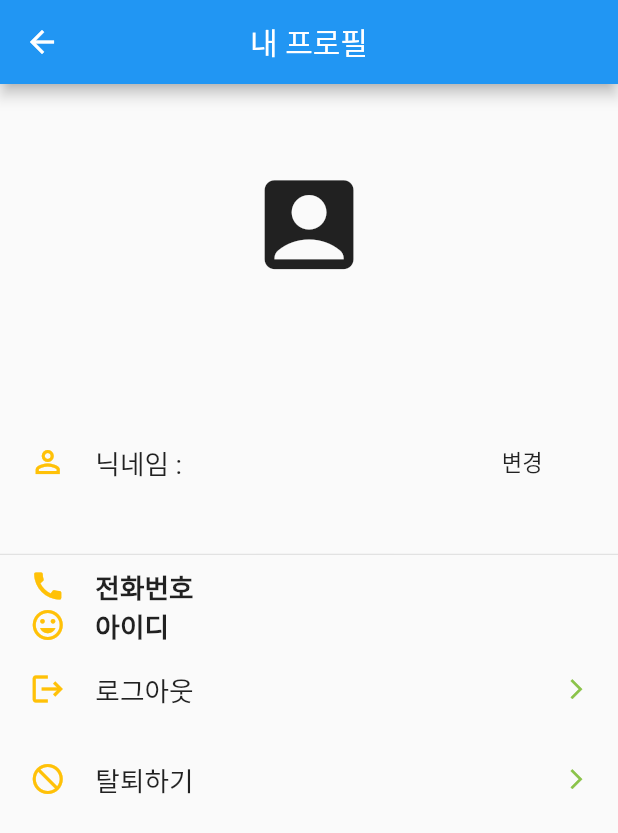
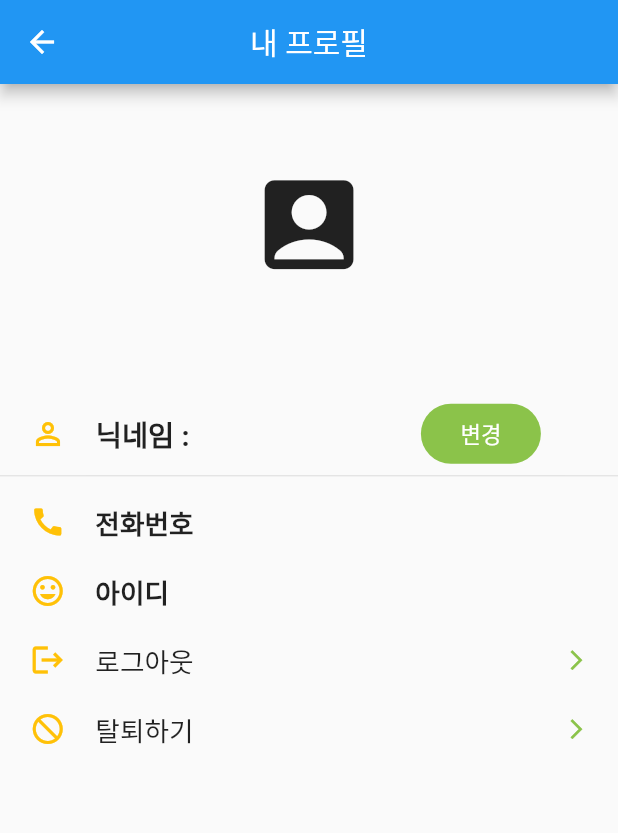
Before and after one commit to zerojae89/any_rent-master, a Flutter app: the MyPageProfile screen opened directly, on a phone screen of 412 x 824 dp. Shown: the top 833 px of the screen. Run offline on Flutter 3.47's test engine with Material 2 defaults, Android fonts, the phone set to English and light mode, and no system bars; our stand-ins replace firebase_messaging, flutter_swiper, geolocator, permission_handler, shared_preferences; missing offline and left inert: android_intent, flutter_socket_io, flutter_webview_plugin, geocoder, multi_image_picker; accounts and stored records are empty; network calls fail.

Commit message:
커밋 21.10.19

```diff
--- a/lib/mypage/mypage_header.dart
+++ b/lib/mypage/mypage_header.dart
@@ -6,6 +6,7 @@ import 'package:flutter/material.dart';
 import 'package:any_rent/settings/size_config.dart';
 import 'mypage_server.dart';
 import 'profile/mypage_profile.dart';
+
 
 // const url = 'http://211.253.20.112'; //개발서버
 // const url = "http://192.168.1.3:4001"; //재승 내부 ip
@@ -141,7 +142,7 @@ class _MyPageHeaderState extends State<MyPageHeader> {
                               style: TextStyle(
                                   fontSize: defaultSize * 2,
                                   fontWeight: FontWeight.bold,
-                                  color: Colors.white),
+                                  color: Colors.yellowAccent),
                             ),
                             decoration: BoxDecoration(
                                 borderRadius: BorderRadius.circular(10)),
@@ -177,7 +178,7 @@ class _MyPageHeaderState extends State<MyPageHeader> {
                   ),
                 ),
                 Container(
-                  margin: EdgeInsets.symmetric(vertical: 3),
+                  margin: EdgeInsets.symmetric(vertical: 12),
                   width: defaultSize * 15,
                   height: defaultSize * 4,
                   decoration: BoxDecoration(
--- a/lib/mypage/mypage_menu_item.dart
+++ b/lib/mypage/mypage_menu_item.dart
@@ -18,7 +18,7 @@ class MyPageMenuItem extends StatelessWidget{
         children: [
           SafeArea(
             child: Padding(
-              padding: EdgeInsets.symmetric(horizontal: defaultSize * horizontal, vertical: 17),
+              padding: EdgeInsets.symmetric(horizontal: defaultSize * horizontal, vertical:10),
               child: Row(
                 children: [
                   icon,
--- a/lib/mypage/profile/mypage_profile_menu_item.dart
+++ b/lib/mypage/profile/mypage_profile_menu_item.dart
@@ -22,7 +22,7 @@ class MypageProfileMenuItem extends StatelessWidget{
       children: [
         SafeArea(
           child: Padding(
-            padding: EdgeInsets.symmetric(horizontal: defaultSize * horizontal, vertical: 0),
+            padding: EdgeInsets.symmetric(horizontal: defaultSize * horizontal, vertical: 10),
             child: Row(
               children: [
                 icon,
--- a/lib/mypage/profile/mypage_profile_nicname.dart
+++ b/lib/mypage/profile/mypage_profile_nicname.dart
@@ -50,16 +50,24 @@ class _MyPageProfileNicNameState extends State<MyPageProfileNicName> {
         children: [
           SafeArea(
             child: Padding(
-              padding: EdgeInsets.symmetric(horizontal: defaultSize * widget.horizontal, vertical: defaultSize * widget.vertical),
+              padding: EdgeInsets.only(top: 15,left: 20),
               child: Row(
                 children: [
                   widget.icon,
                   SizedBox(width: defaultSize * 2,),
-                  Text( '닉네임 : ',  style: TextStyle( fontSize: defaultSize * 1.8, ),),
-                  SizedBox(width: defaultSize * 2,),
-                  Text( (nicNm ?? '' ),  style: TextStyle( fontSize: defaultSize * 1.6, ), ),
-                  Spacer(),
-                  FlatButton(onPressed: () => nicNameDialog(),  child:  Text( '변경',  style: TextStyle( fontSize: defaultSize * 1.5, ), ),),
+                  Text( '닉네임 : ',  style: TextStyle( fontSize: 19,fontWeight: FontWeight.bold ),),
+                  SizedBox(width: defaultSize * 4,),
+                  Container(width:110,child: Text( (nicNm ?? '' ),  style: TextStyle( fontSize: 19,fontWeight: FontWeight.bold,color: Colors.lightGreen[700]), )),
+                  // Spacer(),
+                  Container(
+                      height: 40,
+                      width: 80,
+                      decoration: BoxDecoration(
+                    borderRadius: BorderRadius.circular(50),
+                    color: Colors.lightGreen
+                  ),
+                      child:
+                  FlatButton(onPressed: () => nicNameDialog(),  child:  Text( '변경',  style: TextStyle( color: Colors.white,fontSize: defaultSize * 1.5, ), ),)),
                 ],
               ),
             ),
```
Also changed, not shown: lib/register/register.dart (+46 -29 lines).
